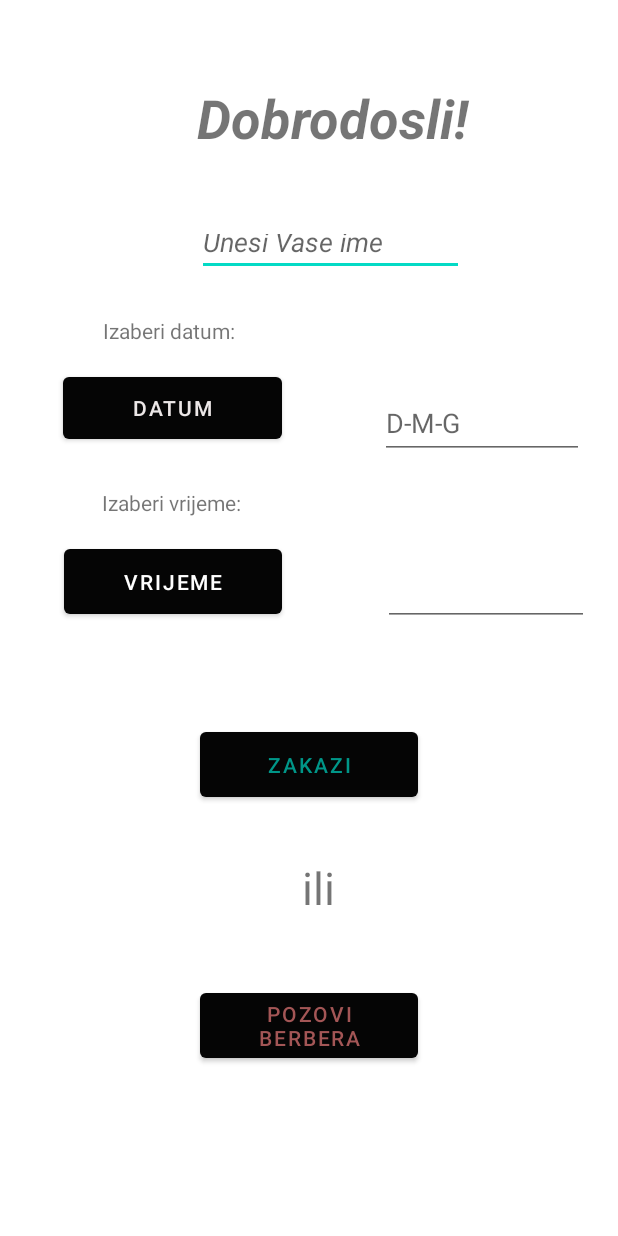
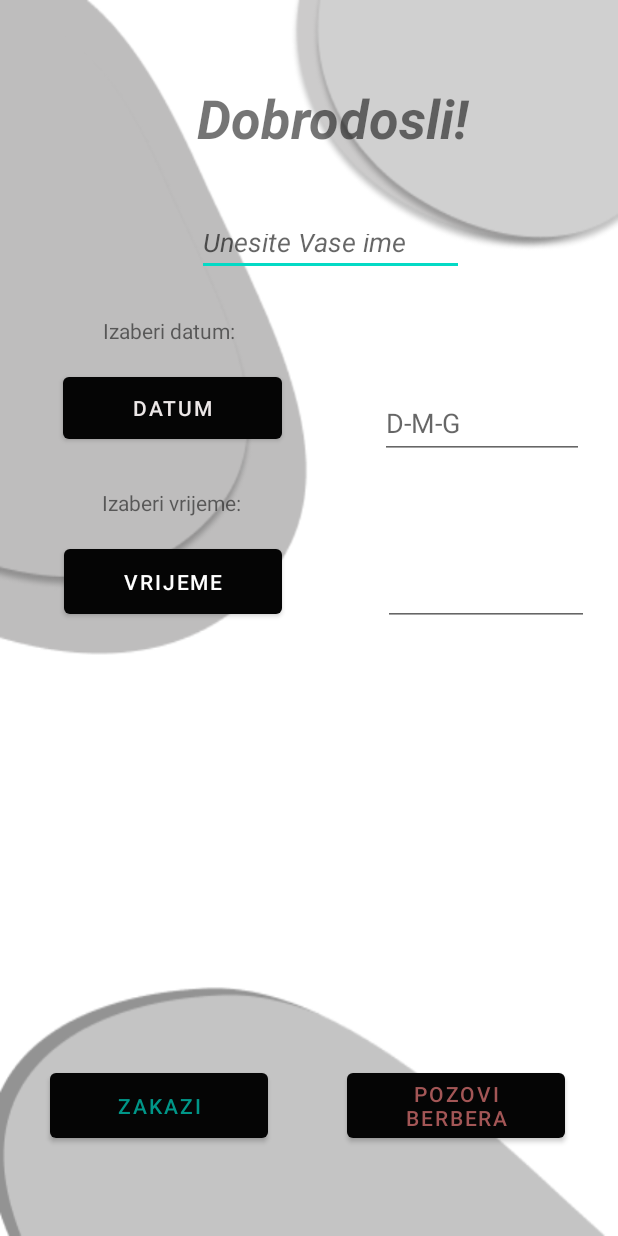
Before and after one commit to benib3/frizerApp, an Android app: the TerminAddActivity screen opened directly, with no data from a screen before it, on a phone screen of 412 x 824 dp. Run offline under Robolectric (Android 15) with nearby library versions, the phone set to English and light mode, and no system bars.

Commit message:
Update V1

```diff
--- a/app/build.gradle
+++ b/app/build.gradle
@@ -33,6 +33,7 @@ dependencies {
     implementation 'androidx.appcompat:appcompat:1.2.0'
     implementation 'com.google.android.material:material:1.3.0'
     implementation 'androidx.constraintlayout:constraintlayout:2.0.4'
+    implementation 'com.google.android.gms:play-services-maps:17.0.0'
     testImplementation 'junit:junit:4.+'
     androidTestImplementation 'androidx.test.ext:junit:1.1.2'
     androidTestImplementation 'androidx.test.espresso:espresso-core:3.3.0'
--- a/app/src/main/java/com/example/frizer/AboutActivity.java
+++ b/app/src/main/java/com/example/frizer/AboutActivity.java
@@ -22,8 +22,8 @@ public class AboutActivity extends AppCompatActivity {
         }
 
         //button za otvaranje instagrama
-        ImageButton btn = findViewById(R.id.instagramButton);
-        btn.setOnClickListener(vd -> openInsta());
+        /*ImageButton btn = findViewById(R.id.instagramButton);
+        btn.setOnClickListener(vd -> openInsta());*/
 
     }
     //metoda za otvaranje instagrama
--- a/app/src/main/java/com/example/frizer/MainActivity.java
+++ b/app/src/main/java/com/example/frizer/MainActivity.java
@@ -21,8 +21,6 @@ public class MainActivity extends AppCompatActivity{
         if (getSupportActionBar() != null) {
             getSupportActionBar().hide();
         }
-
-
 
 
         View switchToThirdActivity = findViewById(R.id.termini3);
@@ -53,8 +51,6 @@ public class MainActivity extends AppCompatActivity{
         });
 
 
-
-
     }
     private void switchtoAbout () {
         Intent switchActivityIntent = new Intent(this, AboutActivity.class);
--- a/app/src/main/java/com/example/frizer/TerminAddActivity.java
+++ b/app/src/main/java/com/example/frizer/TerminAddActivity.java
@@ -73,7 +73,8 @@ public class TerminAddActivity extends AppCompatActivity implements View.OnClick
                     }, mYear, mMonth, mDay);
             datePickerDialog.show();
         }
-        if (v == btnTimePicker) {
+        //za time picker btn
+      /*  if (v == btnTimePicker) {
 
             // Get Current Time
             final Calendar c = Calendar.getInstance();
@@ -92,7 +93,7 @@ public class TerminAddActivity extends AppCompatActivity implements View.OnClick
                         }
                     }, mHour, mMinute, false);
             timePickerDialog.show();
-        }
+        }*/
 
     }
 
--- a/app/src/main/res/layout/activity_main.xml
+++ b/app/src/main/res/layout/activity_main.xml
@@ -5,7 +5,7 @@
     xmlns:tools="http://schemas.android.com/tools"
     android:layout_width="match_parent"
     android:layout_height="match_parent"
-    android:background="@drawable/nobuttonsmainwindow"
+    android:background="@drawable/bgmain"
     tools:context=".MainWindow">
 
     <Button
--- a/app/src/main/res/layout/activity_termin_add.xml
+++ b/app/src/main/res/layout/activity_termin_add.xml
@@ -4,6 +4,7 @@
     xmlns:tools="http://schemas.android.com/tools"
     android:layout_width="match_parent"
     android:layout_height="match_parent"
+    android:background="@drawable/bg4"
     tools:context=".TerminAddActivity">
 
     <EditText
@@ -12,7 +13,7 @@
         android:layout_height="38dp"
         android:autofillHints=""
         android:ems="10"
-        android:hint="Unesi Vase ime"
+        android:hint="Unesite Vase ime"
         android:inputType="textPersonName"
         android:textColorHighlight="#2196F3"
         android:textColorLink="#050404"
@@ -79,9 +80,10 @@
         app:backgroundTint="#050505"
         app:layout_constraintBottom_toBottomOf="parent"
         app:layout_constraintEnd_toEndOf="parent"
+        app:layout_constraintHorizontal_bias="0.124"
         app:layout_constraintStart_toStartOf="parent"
         app:layout_constraintTop_toTopOf="parent"
-        app:layout_constraintVertical_bias="0.627" />
+        app:layout_constraintVertical_bias="0.923" />
 
     <Button
         android:id="@+id/pozoviButton"
@@ -93,24 +95,10 @@
         app:backgroundTint="#050505"
         app:layout_constraintBottom_toBottomOf="parent"
         app:layout_constraintEnd_toEndOf="parent"
+        app:layout_constraintHorizontal_bias="0.868"
         app:layout_constraintStart_toStartOf="parent"
         app:layout_constraintTop_toTopOf="parent"
-        app:layout_constraintVertical_bias="0.853" />
-
-    <TextView
-        android:id="@+id/welcomeText2"
-        android:layout_width="63dp"
-        android:layout_height="42dp"
-        android:lineSpacingExtra="8sp"
-        android:text="ili "
-        android:textSize="30sp"
-        android:textStyle="normal"
-        app:layout_constraintBottom_toBottomOf="parent"
-        app:layout_constraintEnd_toEndOf="parent"
-        app:layout_constraintHorizontal_bias="0.577"
-        app:layout_constraintStart_toStartOf="parent"
-        app:layout_constraintTop_toTopOf="parent"
-        app:layout_constraintVertical_bias="0.731" />
+        app:layout_constraintVertical_bias="0.923" />
 
     <TextView
         android:id="@+id/datumView"
@@ -143,6 +131,7 @@
         android:clickable="false"
         android:ems="10"
         android:hint="D-M-G"
+        android:focusable="false"
         android:inputType="textPersonName"
         app:layout_constraintBottom_toBottomOf="parent"
         app:layout_constraintEnd_toEndOf="parent"
@@ -157,6 +146,7 @@
         android:layout_height="40dp"
         android:clickable="false"
         android:ems="10"
+        android:focusable="false"
         android:inputType="textPersonName"
         app:layout_constraintBottom_toBottomOf="parent"
         app:layout_constraintEnd_toEndOf="parent"
```
Also changed, not shown: app/src/main/res/layout/activity_about.xml (+0 -12 lines), app/src/main/res/drawable/bg2.png (added), app/src/main/res/drawable/bg3.png (added), app/src/main/res/drawable/bg4.png (added).
